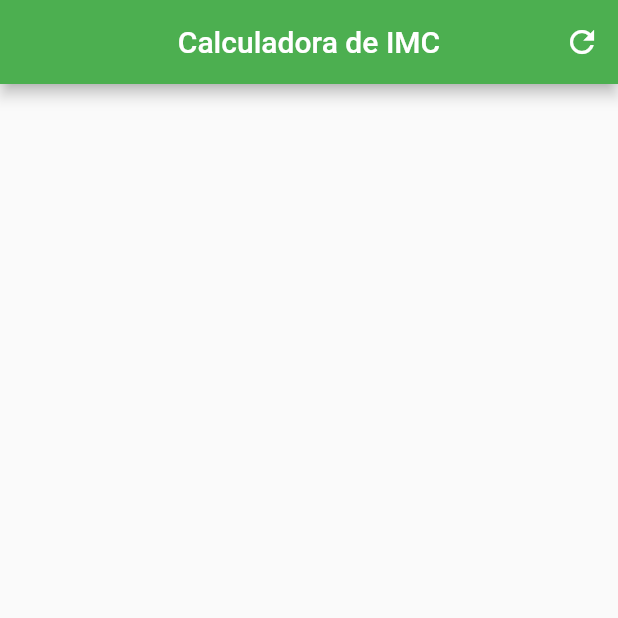
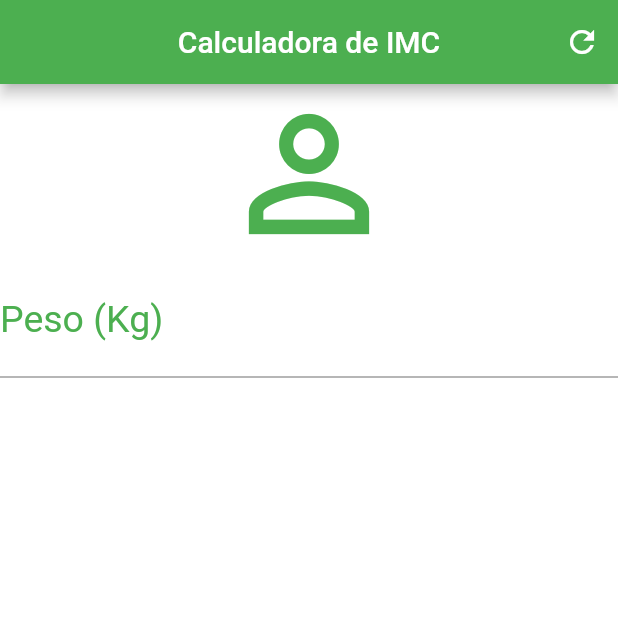
Before and after one commit to CristianoDaSilvaFerreira/calculadora_imc, a Flutter app: the screen it shows after launch, on a phone screen of 412 x 824 dp, the top half of it. Run offline on Flutter 3.47's test engine with Material 2 defaults, Android fonts, the phone set to English and light mode, and no system bars.

Commit message:
field de peso

```diff
--- a/lib/main.dart
+++ b/lib/main.dart
@@ -27,6 +27,31 @@ class _HomeState extends State<Home> {
           ),
         ],
       ),
+      backgroundColor: Colors.white,
+      body: Column(
+        crossAxisAlignment: CrossAxisAlignment.stretch,
+        children: <Widget>[
+          Icon(
+            Icons.person_outline,
+            size: 120,
+            color: Colors.green,
+          ),
+          TextField(
+            keyboardType: TextInputType.number,
+            decoration: InputDecoration(
+              labelText: "Peso (Kg)",
+              labelStyle: TextStyle(
+                color: Colors.green,
+              ),
+            ),
+            textAlign: TextAlign.center,
+            style: TextStyle(
+              color: Colors.green,
+              fontSize: 25,
+            ),
+          ),
+        ],
+      ),
     );
   }
 }
```
